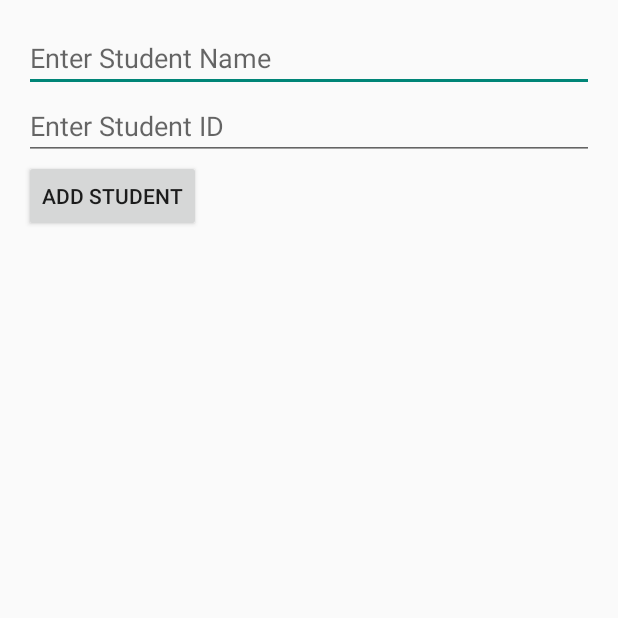
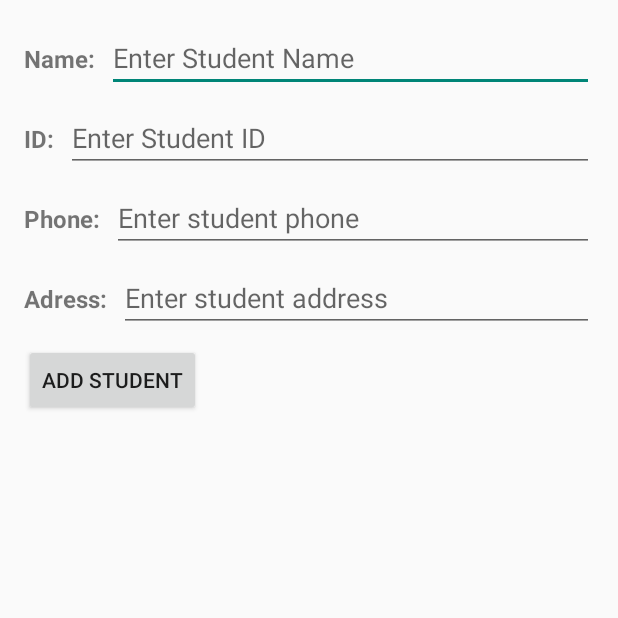
Before and after one commit to ortal124/StudentsApp, an Android app built with Jetpack Compose: the NewStudentActivity screen opened directly, with no data from a screen before it, on a phone screen of 412 x 824 dp, the top half of it. Run offline under Robolectric (Android 15) with nearby library versions, the phone set to English and light mode, and no system bars.

Commit message:
add fields to add student screen

```diff
--- a/app/src/main/res/layout/activity_new_student.xml
+++ b/app/src/main/res/layout/activity_new_student.xml
@@ -4,23 +4,102 @@
     android:orientation="vertical"
     android:padding="16dp">
 
-    <EditText
-        android:id="@+id/student_name_input"
+    <LinearLayout
         android:layout_width="match_parent"
         android:layout_height="wrap_content"
-        android:hint="@string/enter_student_name"
-        android:inputType="text" />
+        android:orientation="horizontal"
+        android:layout_marginBottom="8dp">
 
-    <EditText
-        android:id="@+id/student_id_input"
+        <TextView
+            android:layout_width="wrap_content"
+            android:layout_height="wrap_content"
+            android:text="@string/name_field_label"
+            android:textSize="16sp"
+            android:textStyle="bold"
+            android:layout_marginEnd="8dp" />
+
+        <EditText
+            android:id="@+id/student_name_input"
+            android:layout_width="0dp"
+            android:layout_height="wrap_content"
+            android:hint="@string/enter_student_name"
+            android:layout_weight="1"
+            android:inputType="text" />
+    </LinearLayout>
+
+    <LinearLayout
         android:layout_width="match_parent"
         android:layout_height="wrap_content"
-        android:hint="@string/enter_student_id"
-        android:inputType="number" />
+        android:orientation="horizontal"
+        android:layout_marginBottom="8dp">
+
+        <TextView
+            android:layout_width="wrap_content"
+            android:layout_height="wrap_content"
+            android:text="@string/id_field_label"
+            android:textSize="16sp"
+            android:textStyle="bold"
+            android:layout_marginEnd="8dp" />
+
+        <EditText
+            android:id="@+id/student_id_input"
+            android:layout_width="0dp"
+            android:layout_height="wrap_content"
+            android:hint="@string/enter_student_id"
+            android:layout_weight="1"
+            android:inputType="number" />
+    </LinearLayout>
+
+    <LinearLayout
+        android:layout_width="match_parent"
+        android:layout_height="wrap_content"
+        android:orientation="horizontal"
+        android:layout_marginBottom="8dp">
+
+        <TextView
+            android:layout_width="wrap_content"
+            android:layout_height="wrap_content"
+            android:text="@string/phone_field_label"
+            android:textSize="16sp"
+            android:textStyle="bold"
+            android:layout_marginEnd="8dp" />
+
+        <EditText
+            android:id="@+id/student_phone_input"
+            android:layout_width="0dp"
+            android:layout_height="wrap_content"
+            android:hint="@string/enter_student_phone"
+            android:layout_weight="1"
+            android:inputType="phone" />
+    </LinearLayout>
+
+    <LinearLayout
+        android:layout_width="match_parent"
+        android:layout_height="wrap_content"
+        android:orientation="horizontal"
+        android:layout_marginBottom="8dp">
+
+        <TextView
+            android:layout_width="wrap_content"
+            android:layout_height="wrap_content"
+            android:text="@string/adress_field_label"
+            android:textSize="16sp"
+            android:textStyle="bold"
+            android:layout_marginEnd="8dp" />
+
+        <EditText
+            android:id="@+id/student_address_input"
+            android:layout_width="0dp"
+            android:layout_height="wrap_content"
+            android:hint="@string/enter_student_address"
+            android:layout_weight="1"
+            android:inputType="text" />
+    </LinearLayout>
 
     <Button
         android:id="@+id/add_student_button"
         android:layout_width="wrap_content"
         android:layout_height="wrap_content"
         android:text="@string/add_student" />
+
 </LinearLayout>
--- a/app/src/main/res/values/strings.xml
+++ b/app/src/main/res/values/strings.xml
@@ -6,4 +6,10 @@
     <string name="enter_student_name">Enter Student Name</string>
     <string name="enter_student_id">Enter Student ID</string>
     <string name="add_student">Add Student</string>
+    <string name="name_field_label">Name:</string>
+    <string name="id_field_label">ID:</string>
+    <string name="phone_field_label">Phone:</string>
+    <string name="adress_field_label">Adress:</string>
+    <string name="enter_student_phone">Enter student phone</string>
+    <string name="enter_student_address">Enter student address</string>
 </resources>
```
